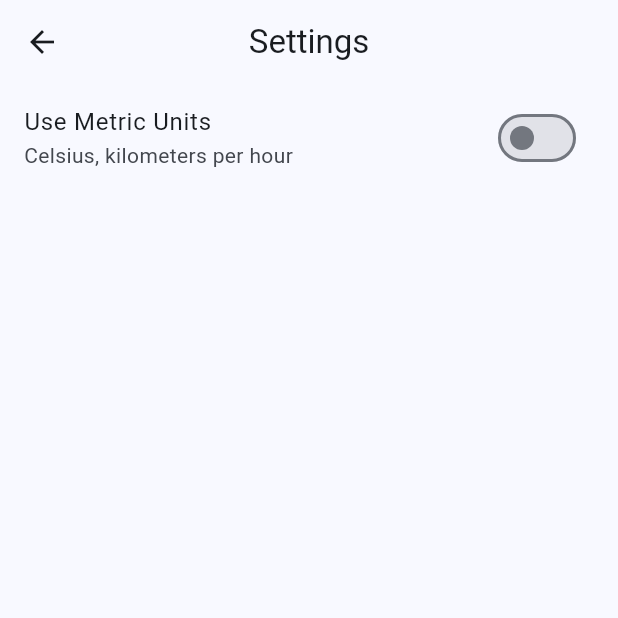
After one commit to RevanthSurapaneni/cool-weather, a Flutter app: the screen it shows after launch, after a tap on the "my location" icon, after a tap on the "settings" icon, on a phone screen of 412 x 824 dp, the top half of it. The commit adds this screen. Run offline on Flutter 3.47's test engine with Material 3 defaults, Android fonts, the phone set to English and light mode, and no system bars; our stand-ins replace geolocator, weather_icons; Roboto replaces fonts that are missing (Poppins).

Commit message:
implemented toggling between imperial and metric (and a settings menu)

```diff
--- a/lib/main.dart
+++ b/lib/main.dart
@@ -4,6 +4,7 @@ import 'package:intl/intl.dart';
 import 'package:geolocator/geolocator.dart';
 import 'services/weather_service.dart';
 import 'widgets/forecast_widgets.dart';
+import 'pages/settings_page.dart';
 
 const Map<int, String> weatherDescriptions = {
   0: 'Clear sky',
@@ -36,8 +37,21 @@ void main() {
   runApp(const MyApp());
 }
 
-class MyApp extends StatelessWidget {
+class MyApp extends StatefulWidget {
   const MyApp({super.key});
+  @override
+  State<MyApp> createState() => _MyAppState();
+}
+
+class _MyAppState extends State<MyApp> {
+  bool _useMetric = false;
+
+  void _updateUnits(bool value) {
+    setState(() {
+      _useMetric = value;
+    });
+  }
+
   @override
   Widget build(BuildContext context) {
     return MaterialApp(
@@ -78,13 +92,23 @@ class MyApp extends StatelessWidget {
           ),
         ),
       ),
-      home: const WeatherHomePage(),
+      home: WeatherHomePage(
+        useMetric: _useMetric,
+        onUnitsChanged: _updateUnits,
+      ),
     );
   }
 }
 
 class WeatherHomePage extends StatefulWidget {
-  const WeatherHomePage({super.key});
+  final bool useMetric;
+  final Function(bool) onUnitsChanged;
+
+  const WeatherHomePage({
+    super.key,
+    required this.useMetric,
+    required this.onUnitsChanged,
+  });
   @override
   State<WeatherHomePage> createState() => _WeatherHomePageState();
 }
@@ -247,6 +271,7 @@ class _WeatherHomePageState extends State<WeatherHomePage> {
       final weather = await WeatherService.getWeather(
         _selectedLocation!.latitude,
         _selectedLocation!.longitude,
+        useMetric: widget.useMetric, // Pass the metric setting
       );
       AirQualityData? airQuality;
       try {
@@ -303,6 +328,23 @@ class _WeatherHomePageState extends State<WeatherHomePage> {
           IconButton(
               icon: const Icon(Icons.my_location),
               onPressed: _getCurrentLocation),
+          IconButton(
+            icon: const Icon(Icons.settings),
+            onPressed: () async {
+              await Navigator.push(
+                context,
+                MaterialPageRoute(
+                  builder: (context) => SettingsPage(
+                    useMetric: widget.useMetric,
+                    onUnitChanged: widget.onUnitsChanged,
+                  ),
+                ),
+              );
+              if (mounted) {
+                _fetchWeather(); // Refresh with new units
+              }
+            },
+          ),
         ],
       ),
       body: SafeArea(
@@ -400,6 +442,7 @@ class _WeatherHomePageState extends State<WeatherHomePage> {
                   lastUpdated: _lastUpdated,
                   isCurrentLocationSelected: _isCurrentLocationSelected,
                   selectedLocation: _selectedLocation,
+                  useMetric: widget.useMetric, // Add this line
                 ),
                 buildHourlyForecast(
                   _weatherData!.hourly,
--- /dev/null
+++ b/lib/pages/settings_page.dart
@@ -0,0 +1,33 @@
+import 'package:flutter/material.dart';
+
+class SettingsPage extends StatelessWidget {
+  final bool useMetric;
+  final Function(bool) onUnitChanged;
+
+  const SettingsPage({
+    super.key,
+    required this.useMetric,
+    required this.onUnitChanged,
+  });
+
+  @override
+  Widget build(BuildContext context) {
+    return Scaffold(
+      appBar: AppBar(
+        title: const Text('Settings'),
+      ),
+      body: ListView(
+        children: [
+          ListTile(
+            title: const Text('Use Metric Units'),
+            subtitle: const Text('Celsius, kilometers per hour'),
+            trailing: Switch(
+              value: useMetric,
+              onChanged: onUnitChanged,
+            ),
+          ),
+        ],
+      ),
+    );
+  }
+}
```
Also changed, not shown: lib/services/weather_service.dart (+9 -5 lines), lib/widgets/forecast_widgets.dart (+19 -3 lines).
